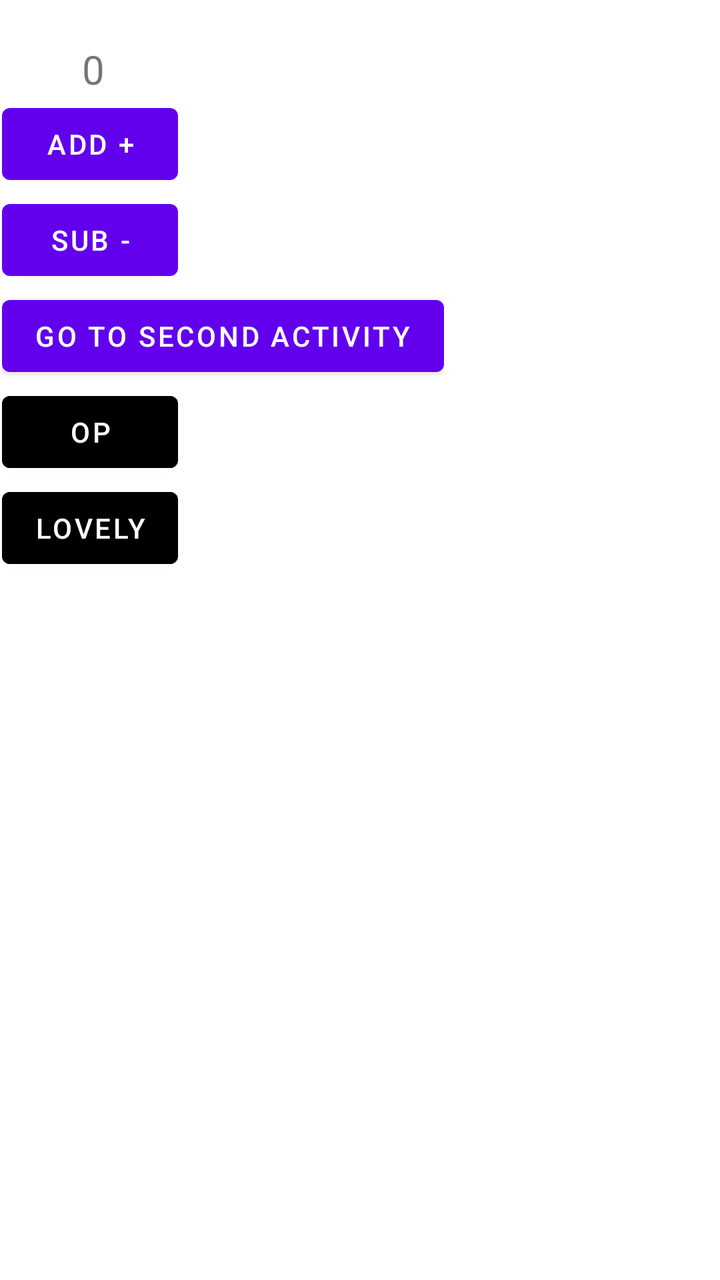
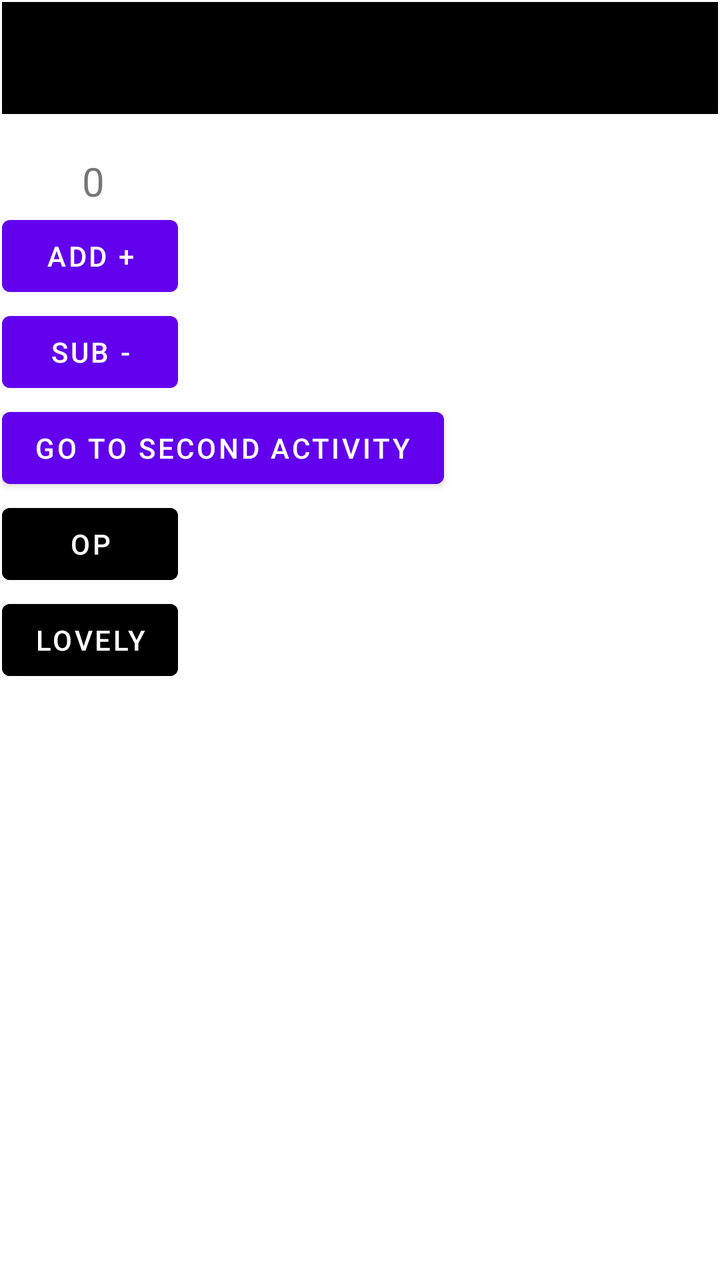

An Android layout rendered at two revisions. The XML below is the earlier revision; the diff shows what the commit changed to produce the second picture.
<!-- AndroidManifest.xml: application theme Theme.FirstAndroidApp -->
<!-- res/layout/task3.xml -->
<?xml version="1.0" encoding="utf-8"?>
<ScrollView
    xmlns:android="http://schemas.android.com/apk/res/android"
    android:layout_width="match_parent"
    android:layout_height="match_parent">

    <LinearLayout
        android:layout_width="wrap_content"
        android:layout_height="match_parent"
        android:padding="1dp"
        android:orientation="vertical">

        <TextView
            android:id="@+id/count"
            android:layout_width="wrap_content"
            android:layout_height="match_parent"
            android:text="0"
            android:layout_marginLeft="40dp"
            android:layout_marginTop="20dp"
            android:textSize="20dp"
            />

        <Button
            android:id="@+id/plus"
            android:layout_width="wrap_content"
            android:layout_height="wrap_content"
            android:text="Add +"/>

        <Button
            android:id="@+id/minus"
            android:layout_width="wrap_content"
            android:layout_height="wrap_content"
            android:text="Sub -"
            />

        <Button
            android:id="@+id/goToSecondPage"
            android:layout_width="wrap_content"
            android:layout_height="wrap_content"
            android:text="Go to Second Activity"
            android:onClick="openSecondActivity"
            />

        <Button
            android:id="@+id/showOpFragment"
            android:layout_width="wrap_content"
            android:layout_height="match_parent"
            android:text="OP"
            android:backgroundTint="@color/black"
            />

        <Button
            android:id="@+id/showLovelyFragment"
            android:layout_width="wrap_content"
            android:layout_height="match_parent"
            android:text="Lovely"
            android:backgroundTint="@color/black"
            />



















        <FrameLayout
            android:layout_width="wrap_content"
            android:layout_height="match_parent"
            android:id="@+id/mainFragment"
            />

    </LinearLayout>

</ScrollView>
<!-- resources referenced by this layout -->
<resources>
  <color name="black">#FF000000</color>
  <style name="Theme.FirstAndroidApp" parent="Theme.MaterialComponents.Light.NoActionBar">
          <item name="colorPrimary">@color/purple_500</item>
          <item name="colorPrimaryVariant">@color/purple_700</item>
          <item name="colorOnPrimary">@color/white</item>
          <item name="colorSecondary">@color/teal_200</item>
      </style>
  <color name="purple_500">#FF6200EE</color>
  <color name="purple_700">#FF3700B3</color>
  <color name="white">#FFFFFFFF</color>
  <color name="teal_200">#FF03DAC5</color>
</resources>

<!-- the commit's change to res/layout/task3.xml (unified diff, before → after) -->
@@ -5,10 +5,17 @@
     android:layout_height="match_parent">
 
     <LinearLayout
-        android:layout_width="wrap_content"
+        android:layout_width="match_parent"
         android:layout_height="match_parent"
         android:padding="1dp"
         android:orientation="vertical">
+
+        <androidx.appcompat.widget.Toolbar
+            android:id="@+id/menuToolbar"
+            android:layout_width="match_parent"
+            android:layout_height="wrap_content"
+            android:background="@color/black"
+            />
 
         <TextView
             android:id="@+id/count"
@@ -58,23 +65,6 @@
             />
 
 
-
-
-
-
-
-
-
-
-
-
-
-
-
-
-
-
-
         <FrameLayout
             android:layout_width="wrap_content"
             android:layout_height="match_parent"
